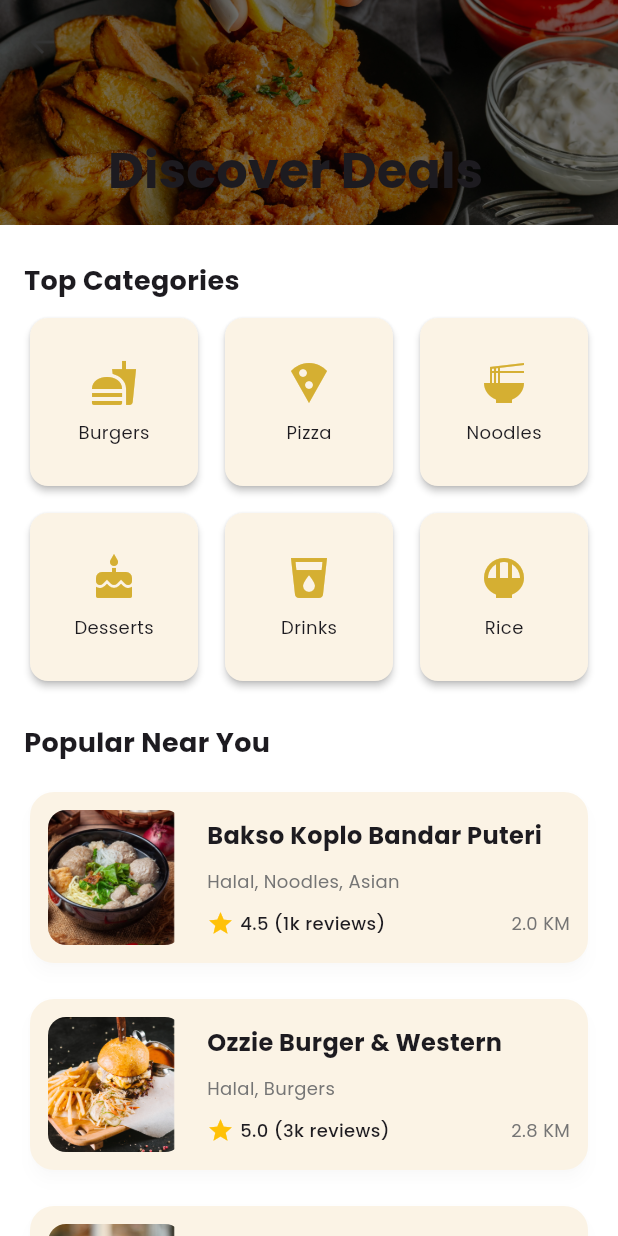
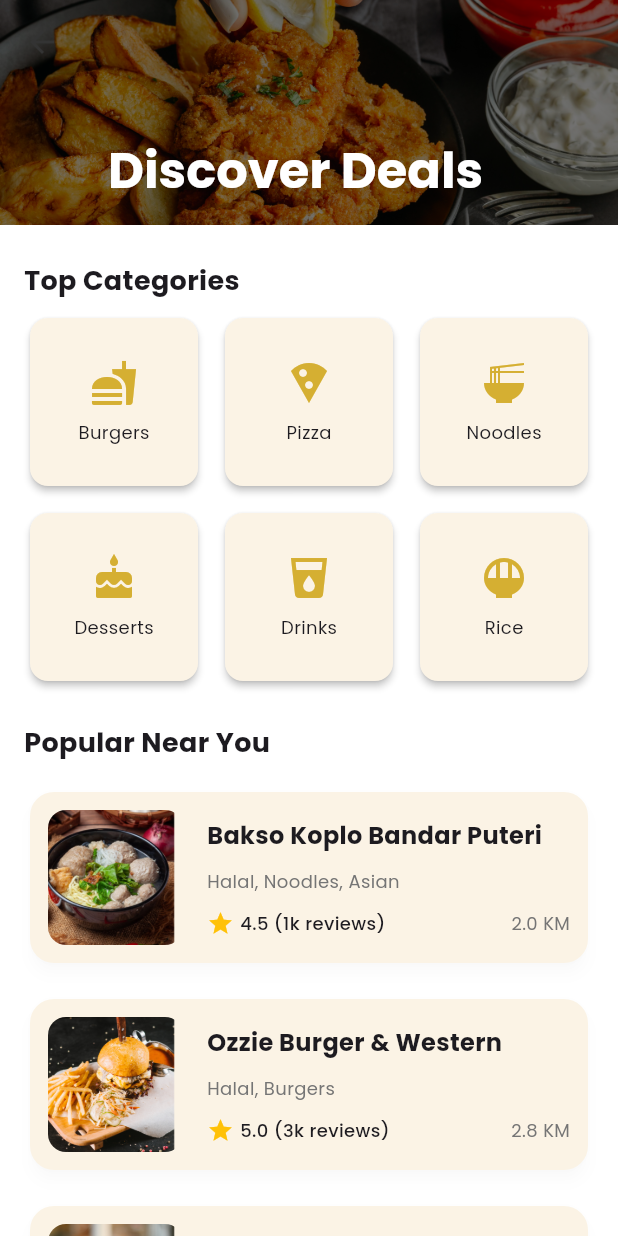
Before and after one commit to jake1ee/fruti_app, a Flutter app: the DiscoverScreen screen opened directly, on a phone screen of 412 x 824 dp. Run offline on Flutter 3.47's test engine with Material 3 defaults, Android fonts, the phone set to English and light mode, and no system bars; our stand-ins replace flutter_staggered_animations, google_fonts.

Commit message:
change font to white

```diff
--- a/lib/screens/discover_screen.dart
+++ b/lib/screens/discover_screen.dart
@@ -27,7 +27,10 @@ class DiscoverScreen extends StatelessWidget {
             pinned: true,
             flexibleSpace: FlexibleSpaceBar(
               title: Text('Discover Deals',
-                  style: GoogleFonts.poppins(fontWeight: FontWeight.bold)),
+                  style: GoogleFonts.poppins(
+                    fontWeight: FontWeight.bold,
+                    color: Colors.white,
+                  )),
               background: Image.asset('assets/images/food_detalis.jpeg',
                   fit: BoxFit.cover,
                   color: Colors.black.withOpacity(0.5),
```
